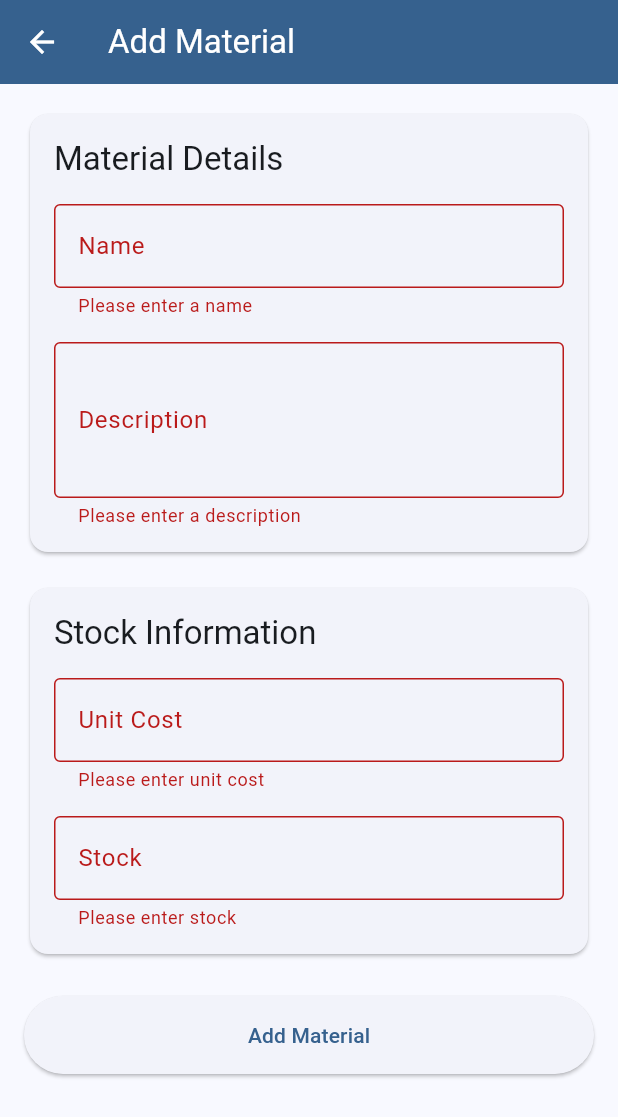
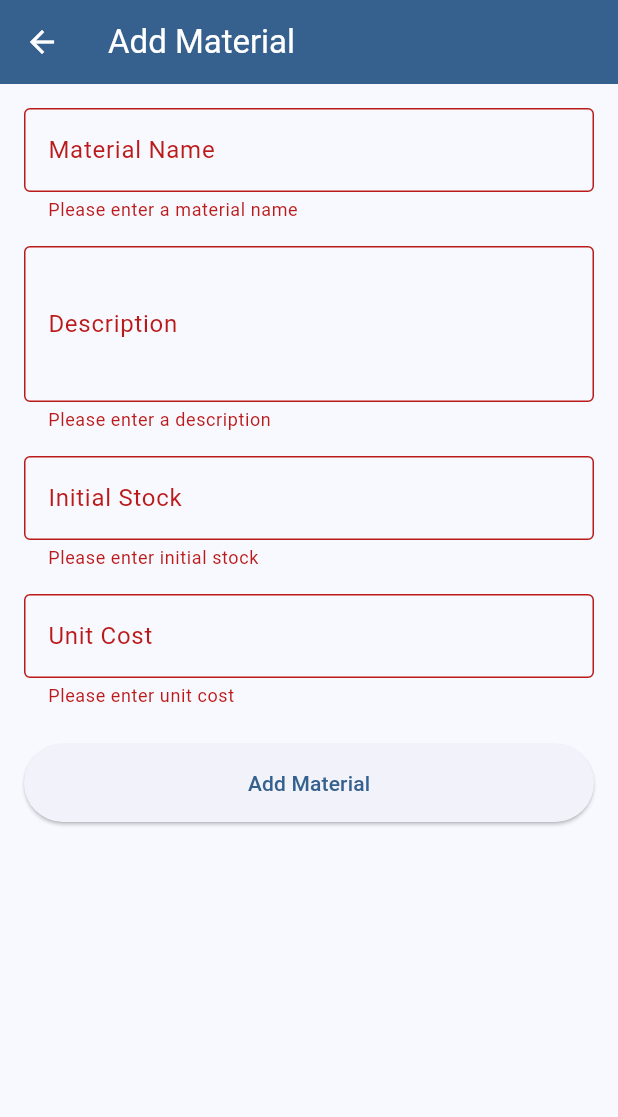
Before and after one commit to AkshDesai04/MAD-Practical-Exam-IT366-Mobile-Application-Development-Q4, a Flutter app: the AddMaterialScreen screen opened directly, after a tap on "Add Material", on a phone screen of 412 x 824 dp. Shown: the top 1117 px of the screen. Run offline on Flutter 3.47's test engine with Material 3 defaults, Android fonts, the light colour scheme and no system bars; our stand-ins replace flutter_riverpod, flutter_slidable, go_router, google_fonts, hive, hive_flutter; accounts and stored records are empty.

Commit message:
Corrected issues with adding item

```diff
--- a/lib/src/screens/add_material_screen.dart
+++ b/lib/src/screens/add_material_screen.dart
@@ -1,7 +1,7 @@
 import 'package:flutter/material.dart';
 import 'package:flutter_riverpod/flutter_riverpod.dart';
 import '../models/material_item.dart';
-import '../providers/material_provider.dart';
+import '../services/material_service.dart';
 
 class AddMaterialScreen extends ConsumerStatefulWidget {
   const AddMaterialScreen({super.key});
@@ -13,17 +13,48 @@ class AddMaterialScreen extends ConsumerStatefulWidget {
 class _AddMaterialScreenState extends ConsumerState<AddMaterialScreen> {
   final _formKey = GlobalKey<FormState>();
   final _nameController = TextEditingController();
+  final _descriptionController = TextEditingController();
+  final _stockController = TextEditingController();
   final _unitCostController = TextEditingController();
-  final _stockController = TextEditingController();
-  final _descriptionController = TextEditingController();
 
   @override
   void dispose() {
     _nameController.dispose();
+    _descriptionController.dispose();
+    _stockController.dispose();
     _unitCostController.dispose();
-    _stockController.dispose();
-    _descriptionController.dispose();
     super.dispose();
+  }
+
+  Future<void> _submitForm() async {
+    if (_formKey.currentState!.validate()) {
+      final materialService = ref.read(materialServiceProvider);
+
+      final material = MaterialItem(
+        id: DateTime.now().millisecondsSinceEpoch.toString(),
+        name: _nameController.text,
+        description: _descriptionController.text,
+        stock: int.parse(_stockController.text),
+        unitCost: double.parse(_unitCostController.text),
+        lastUpdated: DateTime.now(),
+      );
+
+      try {
+        await materialService.addMaterial(material);
+        if (mounted) {
+          Navigator.pop(context);
+        }
+      } catch (e) {
+        if (mounted) {
+          ScaffoldMessenger.of(context).showSnackBar(
+            SnackBar(
+              content: Text('Error adding material: $e'),
+              backgroundColor: Colors.red,
+            ),
+          );
+        }
+      }
+    }
   }
 
   @override
@@ -34,33 +65,21 @@ class _AddMaterialScreenState extends ConsumerState<AddMaterialScreen> {
         backgroundColor: Theme.of(context).colorScheme.primary,
         foregroundColor: Theme.of(context).colorScheme.onPrimary,
       ),
-      body: SingleChildScrollView(
+      body: Padding(
         padding: const EdgeInsets.all(16.0),
         child: Form(
           key: _formKey,
-          child: Column(
-            crossAxisAlignment: CrossAxisAlignment.stretch,
+          child: ListView(
             children: [
-              Card(
-                child: Padding(
-                  padding: const EdgeInsets.all(16.0),
-                  child: Column(
-                    crossAxisAlignment: CrossAxisAlignment.start,
-                    children: [
-                      Text(
-                        'Material Details',
-                        style: Theme.of(context).textTheme.titleLarge,
-                      ),
-                      const SizedBox(height: 16),
               TextFormField(
                 controller: _nameController,
                 decoration: const InputDecoration(
-                          labelText: 'Name',
+                  labelText: 'Material Name',
                   border: OutlineInputBorder(),
                 ),
                 validator: (value) {
                   if (value == null || value.isEmpty) {
-                            return 'Please enter a name';
+                    return 'Please enter a material name';
                   }
                   return null;
                 },
@@ -80,20 +99,24 @@ class _AddMaterialScreenState extends ConsumerState<AddMaterialScreen> {
                   return null;
                 },
               ),
-                    ],
+              const SizedBox(height: 16),
+              TextFormField(
+                controller: _stockController,
+                decoration: const InputDecoration(
+                  labelText: 'Initial Stock',
+                  border: OutlineInputBorder(),
                 ),
-                ),
-              ),
-              const SizedBox(height: 16),
-              Card(
-                child: Padding(
-                  padding: const EdgeInsets.all(16.0),
-                  child: Column(
-                    crossAxisAlignment: CrossAxisAlignment.start,
-                    children: [
-                      Text(
-                        'Stock Information',
-                        style: Theme.of(context).textTheme.titleLarge,
+                keyboardType: TextInputType.number,
+                validator: (value) {
+                  if (value == null || value.isEmpty) {
+                    return 'Please enter initial stock';
+                  }
+                  final stock = int.tryParse(value);
+                  if (stock == null || stock < 0) {
+                    return 'Please enter a valid stock number';
+                  }
+                  return null;
+                },
               ),
               const SizedBox(height: 16),
               TextFormField(
@@ -101,58 +124,22 @@ class _AddMaterialScreenState extends ConsumerState<AddMaterialScreen> {
                 decoration: const InputDecoration(
                   labelText: 'Unit Cost',
                   border: OutlineInputBorder(),
-                          prefixText: '\$',
                 ),
                 keyboardType: TextInputType.number,
                 validator: (value) {
                   if (value == null || value.isEmpty) {
                     return 'Please enter unit cost';
                   }
-                          if (double.tryParse(value) == null) {
-                            return 'Please enter a valid number';
+                  final cost = double.tryParse(value);
+                  if (cost == null || cost < 0) {
+                    return 'Please enter a valid cost';
                   }
                   return null;
                 },
               ),
-                      const SizedBox(height: 16),
-                      TextFormField(
-                        controller: _stockController,
-                        decoration: const InputDecoration(
-                          labelText: 'Stock',
-                          border: OutlineInputBorder(),
-                        ),
-                        keyboardType: TextInputType.number,
-                        validator: (value) {
-                          if (value == null || value.isEmpty) {
-                            return 'Please enter stock';
-                          }
-                          if (int.tryParse(value) == null) {
-                            return 'Please enter a valid number';
-                          }
-                          return null;
-                        },
-                      ),
-                    ],
-                  ),
-                ),
-              ),
               const SizedBox(height: 24),
               ElevatedButton(
-                onPressed: () async {
-                  if (_formKey.currentState!.validate()) {
-                    final repository = ref.read(materialRepositoryProvider);
-                    final material = MaterialItem(
-                      name: _nameController.text,
-                      unitCost: double.parse(_unitCostController.text),
-                      stock: int.parse(_stockController.text),
-                      description: _descriptionController.text,
-                    );
-                    await repository.addMaterial(material);
-                    if (mounted) {
-                      Navigator.pop(context);
-                    }
-                  }
-                },
+                onPressed: _submitForm,
                 style: ElevatedButton.styleFrom(
                   padding: const EdgeInsets.symmetric(vertical: 16),
                 ),
--- a/lib/src/screens/material_list_screen.dart
+++ b/lib/src/screens/material_list_screen.dart
@@ -14,6 +14,11 @@ import 'admin_dashboard_screen.dart';
 import '../services/material_service.dart';
 
 final materialServiceProvider = Provider((ref) => MaterialService(ref));
+
+final materialsProvider = StateProvider<List<MaterialItem>>((ref) {
+  final materialService = ref.watch(materialServiceProvider);
+  return materialService.getAllMaterials();
+});
 
 class MaterialListScreen extends ConsumerWidget {
   const MaterialListScreen({super.key});
@@ -66,8 +71,7 @@ class MaterialListScreen extends ConsumerWidget {
 
   @override
   Widget build(BuildContext context, WidgetRef ref) {
-    final materialService = ref.watch(materialServiceProvider);
-    final materials = materialService.getAllMaterials();
+    final materials = ref.watch(materialsProvider);
     final currentUser = ref.watch(currentUserProvider);
 
     return Scaffold(
@@ -105,9 +109,8 @@ class MaterialListScreen extends ConsumerWidget {
           IconButton(
             icon: const Icon(Icons.download),
             onPressed: () async {
-              final materialsData = await ref.read(materialsProvider.future);
-              if (materialsData.isNotEmpty) {
-                await _exportToCSV(materialsData, context);
+              if (materials.isNotEmpty) {
+                await _exportToCSV(materials, context);
               } else {
                 if (context.mounted) {
                   ScaffoldMessenger.of(context).showSnackBar(
```
Lines whose indentation alone changed are shown as unchanged.
